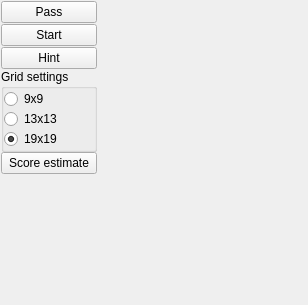
This is qt/qtgo/qtgo/GameSettings.ui in alecs1/home as Qt 5 draws it before an edit. The edited form follows.
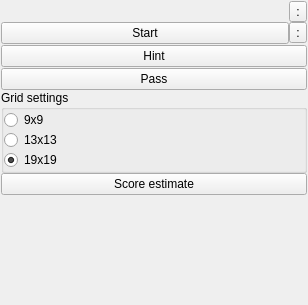
This is the edited form.

Commit message: Added a smart menu to behave like Android option stuff

```diff
--- a/qt/qtgo/qtgo/GameSettings.ui
+++ b/qt/qtgo/qtgo/GameSettings.ui
@@ -53,7 +53,7 @@
        </property>
       </spacer>
      </item>
-     <item row="1" column="0">
+     <item row="2" column="0">
       <layout class="QGridLayout" name="gridLayout_3">
        <property name="horizontalSpacing">
         <number>0</number>
@@ -61,14 +61,7 @@
        <property name="verticalSpacing">
         <number>1</number>
        </property>
-       <item row="2" column="0">
-        <widget class="QPushButton" name="launchButton">
-         <property name="text">
-          <string>Start</string>
-         </property>
-        </widget>
-       </item>
-       <item row="0" column="0">
+       <item row="4" column="0">
         <widget class="QPushButton" name="passButton">
          <property name="text">
           <string>Pass</string>
@@ -78,28 +71,45 @@
          </property>
         </widget>
        </item>
-       <item row="3" column="0">
+       <item row="2" column="0">
         <widget class="QPushButton" name="hintButton">
          <property name="text">
           <string>Hint</string>
          </property>
         </widget>
        </item>
+       <item row="0" column="0">
+        <layout class="QHBoxLayout" name="horizontalLayout2">
+         <property name="spacing">
+          <number>0</number>
+         </property>
+         <item>
+          <widget class="QPushButton" name="launchButton">
+           <property name="sizePolicy">
+            <sizepolicy hsizetype="MinimumExpanding" vsizetype="Fixed">
+             <horstretch>2</horstretch>
+             <verstretch>0</verstretch>
+            </sizepolicy>
+           </property>
+           <property name="text">
+            <string>Start</string>
+           </property>
+          </widget>
+         </item>
+         <item>
+          <widget class="QToolButton" name="menuPlaceholder2">
+           <property name="layoutDirection">
+            <enum>Qt::RightToLeft</enum>
+           </property>
+           <property name="text">
+            <string>:</string>
+           </property>
+          </widget>
+         </item>
+        </layout>
+       </item>
       </layout>
      </item>
-     <item row="2" column="2">
-      <spacer name="horizontalSpacer">
-       <property name="orientation">
-        <enum>Qt::Horizontal</enum>
-       </property>
-       <property name="sizeHint" stdset="0">
-        <size>
-         <width>0</width>
-         <height>0</height>
-        </size>
-       </property>
-      </spacer>
-     </item>
      <item row="5" column="0">
       <layout class="QVBoxLayout" name="playersLayout">
        <property name="spacing">
@@ -107,9 +117,6 @@
        </property>
       </layout>
      </item>
-     <item row="0" column="0">
-      <widget class="QWidget" name="roundInfoWidget" native="true"/>
-     </item>
      <item row="7" column="0">
       <widget class="QGroupBox" name="tableSizeGroupBox">
        <property name="title">
@@ -174,6 +181,39 @@
        </property>
       </widget>
      </item>
+     <item row="0" column="0">
+      <layout class="QHBoxLayout" name="horizontalLayout1">
+       <property name="spacing">
+        <number>0</number>
+       </property>
+       <item>
+        <widget class="QWidget" name="roundInfoWidget" native="true">
+         <property name="sizePolicy">
+          <sizepolicy hsizetype="Preferred" vsizetype="Preferred">
+           <horstretch>2</horstretch>
+           <verstretch>0</verstretch>
+          </sizepolicy>
+         </property>
+         <property name="minimumSize">
+          <size>
+           <width>10</width>
+           <height>10</height>
+          </size>
+         </property>
+        </widget>
+       </item>
+       <item>
+        <widget class="QToolButton" name="menuPlaceholder1">
+         <property name="layoutDirection">
+          <enum>Qt::RightToLeft</enum>
+         </property>
+         <property name="text">
+          <string>:</string>
+         </property>
+        </widget>
+       </item>
+      </layout>
+     </item>
     </layout>
    </item>
    <item row="1" column="0">
```
Left out of the diff: 32 changed lines with no effect on the pictures. The commit also changes 4 other files.
